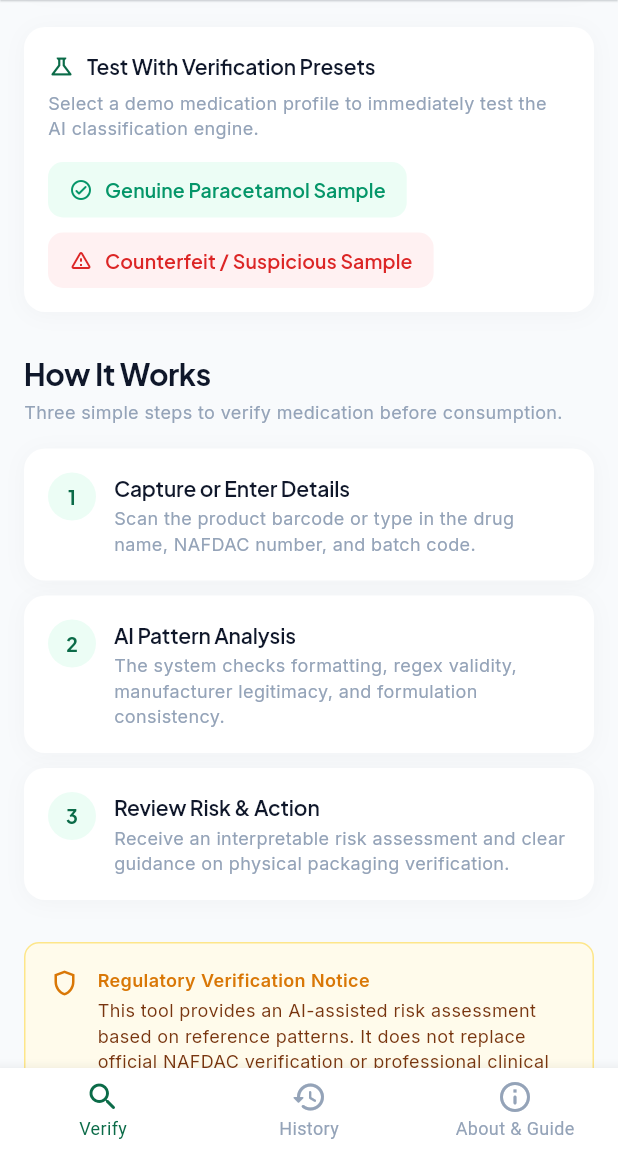
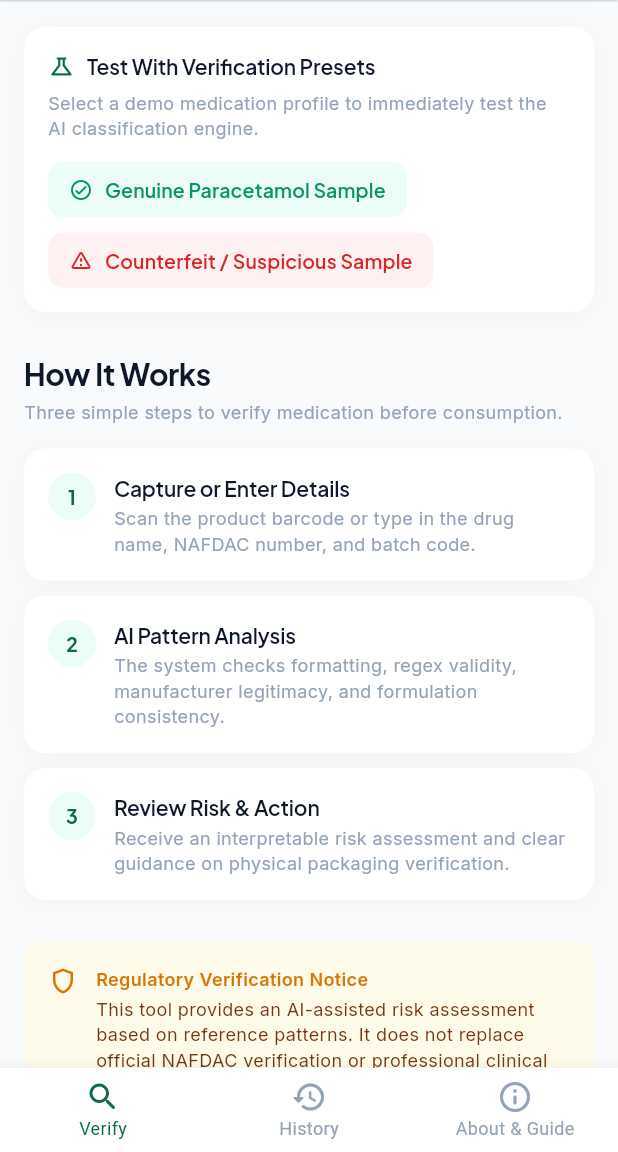
Before and after one commit to raymondDangdat/fake-drug-check-3mtt-capstone-project, a Flutter app: the screen it shows after launch, scrolled down 576 dp, on a phone screen of 412 x 824 dp, the part 84-1236 px from its top. Run offline on Flutter 3.47's test engine with Material 3 defaults, Android fonts, the phone set to English and light mode, and no system bars; our stand-ins replace google_fonts, shared_preferences; missing offline and left inert: mobile_scanner; network calls fail.

Commit message:
fix(ui): remove outer borders from DisclaimerCard and LoadingIndicator

```diff
--- a/mobile/lib/widgets/disclaimer_card.dart
+++ b/mobile/lib/widgets/disclaimer_card.dart
@@ -3,7 +3,7 @@ import '../theme/app_colors.dart';
 import '../theme/app_radius.dart';
 import '../theme/app_typography.dart';
 
-/// NAFDAC & safety compliance notice card.
+/// NAFDAC & safety compliance notice card with clean borderless styling.
 class DisclaimerCard extends StatelessWidget {
   final String? customText;
   final bool isCompact;
@@ -21,7 +21,6 @@ class DisclaimerCard extends StatelessWidget {
       decoration: BoxDecoration(
         color: AppColors.warningSurface,
         borderRadius: AppRadius.md,
-        border: Border.all(color: AppColors.warningBorder),
       ),
       child: Row(
         crossAxisAlignment: CrossAxisAlignment.start,
```
Also changed, not shown: mobile/lib/widgets/loading_indicator.dart (+7 -1 lines).
